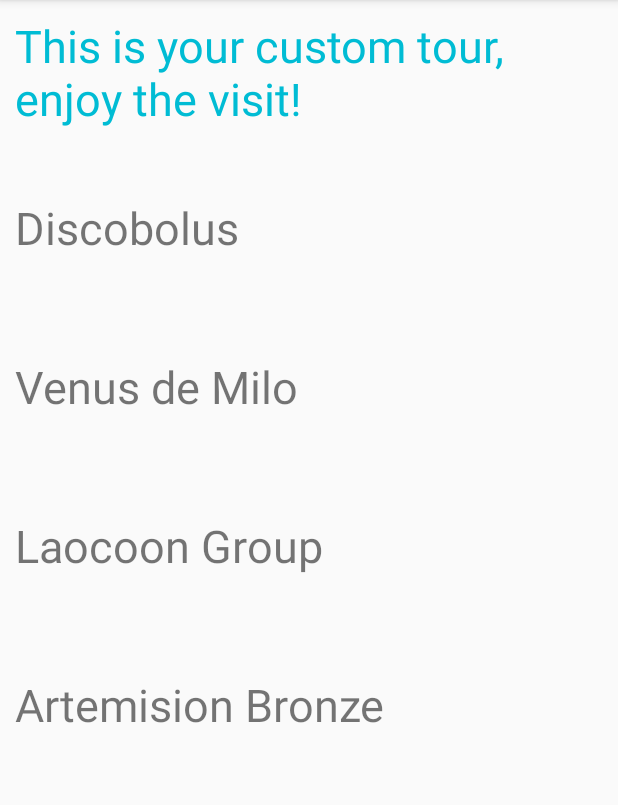
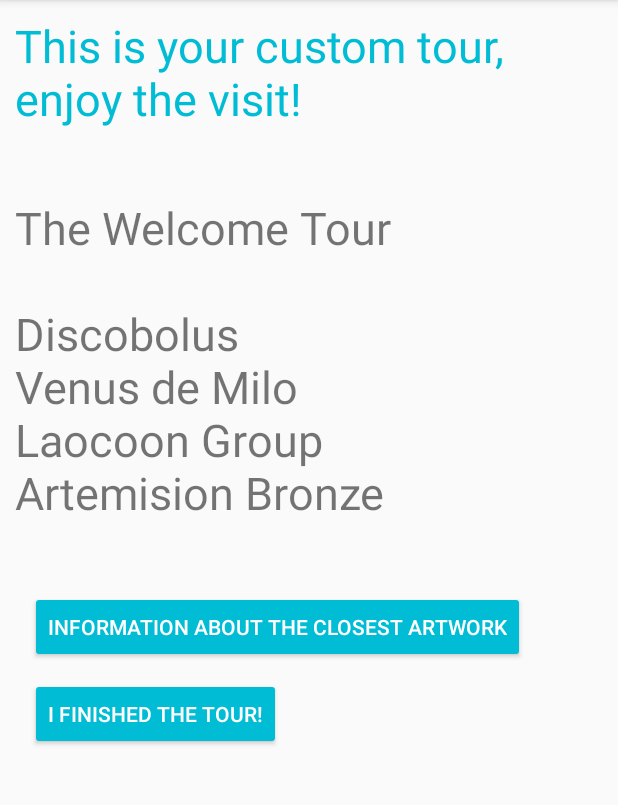
Before and after one commit to stefanofoti/musa, an Android app: the ActivityTour screen opened directly, with no data from a screen before it, on a phone screen of 412 x 824 dp, the part 84-889 px from its top. Run offline under Robolectric (Android 15) with nearby library versions, the phone set to English and light mode, and no system bars; libraries missing offline, so code that uses them is left out: org.altbeacon.beacon; 9 statements that could not run were skipped.

Commit message:
Activities to get closest artwork information and fill feedback survey added

```diff
--- a/musa-client-native/MusaClient/app/src/main/AndroidManifest.xml
+++ b/musa-client-native/MusaClient/app/src/main/AndroidManifest.xml
@@ -11,7 +11,9 @@
         android:icon="@mipmap/ic_launcher"
         android:label="@string/app_name"
         android:theme="@style/AppTheme">
-        <activity android:name=".activity.ActivityTour"></activity>
+        <activity android:name=".activity.ActivityFeedbackSurvey"></activity>
+        <activity android:name=".activity.ActivityFinalThanks" />
+        <activity android:name=".activity.ActivityTour" />
         <activity
             android:name=".activity.ActivityWelcome"
             android:label="@string/app_name">
--- a/musa-client-native/MusaClient/app/src/main/java/it/musa/client/Applicazione.java
+++ b/musa-client-native/MusaClient/app/src/main/java/it/musa/client/Applicazione.java
@@ -6,6 +6,7 @@ import android.os.Bundle;
 import android.util.Log;
 
 import it.musa.client.controllo.ControlloSurvey;
+import it.musa.client.controllo.ControlloTour;
 import it.musa.client.controllo.ControlloWelcome;
 import it.musa.client.modello.Modello;
 import it.musa.client.modello.ModelloPersistente;
@@ -36,6 +37,7 @@ public class Applicazione extends Application {
     private ModelloPersistente modelloPersistente = new ModelloPersistente();
     private ControlloWelcome controlloWelcome = new ControlloWelcome();
     private ControlloSurvey controlloLogin = new ControlloSurvey();
+    private ControlloTour controlloTour = new ControlloTour();
 
     private DAOGenericoJson daoGenericoJson = new DAOGenericoJson();
 
@@ -59,6 +61,8 @@ public class Applicazione extends Application {
     public ControlloWelcome getControlloWelcome() {
         return controlloWelcome;
     }
+
+    public ControlloTour getControlloTour() { return controlloTour; }
 
     public DAOGenericoJson getDaoGenericoJson() {
         return daoGenericoJson;
--- a/musa-client-native/MusaClient/app/src/main/java/it/musa/client/activity/ActivityTour.java
+++ b/musa-client-native/MusaClient/app/src/main/java/it/musa/client/activity/ActivityTour.java
@@ -4,6 +4,7 @@ import android.annotation.TargetApi;
 import android.app.ProgressDialog;
 import android.bluetooth.le.AdvertiseCallback;
 import android.bluetooth.le.AdvertiseSettings;
+import android.content.Intent;
 import android.os.AsyncTask;
 import android.os.Build;
 import android.support.v7.app.AppCompatActivity;
@@ -39,7 +40,10 @@ public class ActivityTour extends AppCompatActivity {
     private TextView txtJson;
     private ProgressDialog pd;
 
-    public static final String TAG = ActivityCollecting.class.getSimpleName();
+    // Beacons
+    BeaconTransmitter beaconTransmitter;
+
+    public static final String TAG = ActivityTour.class.getSimpleName();
 
     @TargetApi(Build.VERSION_CODES.LOLLIPOP)
     @Override
@@ -68,7 +72,7 @@ public class ActivityTour extends AppCompatActivity {
                 .setBeaconLayout("m:2-3=beac,i:4-19,i:20-21,i:22-23,p:24-24,d:25-25");
 
         // Transmit beacons
-        BeaconTransmitter beaconTransmitter = new BeaconTransmitter(getApplicationContext(), beaconParser);
+        beaconTransmitter = new BeaconTransmitter(getApplicationContext(), beaconParser);
         beaconTransmitter.startAdvertising(beacon, new AdvertiseCallback() {
             @Override
             public void onStartSuccess(AdvertiseSettings settingsInEffect) {
@@ -81,6 +85,15 @@ public class ActivityTour extends AppCompatActivity {
             }
         });
 
+    }
+
+    public BeaconTransmitter getBeaconTransmitter() {
+        return beaconTransmitter;
+    }
+
+    public void mostraActivityFeedbackSurvey() {
+        Intent intent = new Intent(this, ActivityFeedbackSurvey.class);
+        startActivity(intent);
     }
 
     private class getTour extends AsyncTask<String, String, String> {
@@ -107,7 +120,7 @@ public class ActivityTour extends AppCompatActivity {
                 String tourID = (String) Applicazione.getInstance().getModello().getBean("tourID");
 
                 // Set up connection
-                URL url = new URL("http://ip.jsontest.com/");
+                URL url = new URL("http://ip.jsontest.com/"+tourID);
                 conn = (HttpURLConnection) url.openConnection();
                 conn.connect();
 
@@ -143,10 +156,14 @@ public class ActivityTour extends AppCompatActivity {
 
                 // Retrieve JSONObject from GET, extract artoworks and display them (result)
                 JSONObject jsonObject = new JSONObject("{\"ID\":\"IDa\",\"Name\":\"The Welcome Tour\",\"TourArtworks\":\"Discobolus$Venus de Milo$Laocoon Group$Artemision Bronze\"}");
+
+                String nameTour = jsonObject.getString("Name");
+                txtJson.append("\n" + nameTour + "\n\n")
+                ;
                 String artworks = jsonObject.getString("TourArtworks");
                 String[] artworksArray = artworks.split("\\$");
                 for (int i = 0; i < artworksArray.length; i++) {
-                    txtJson.append("\n"+artworksArray[i] + "\n\n");
+                    txtJson.append(artworksArray[i] + "\n");
                 }
             } catch (JSONException e) {
                 e.printStackTrace();
--- a/musa-client-native/MusaClient/app/src/main/java/it/musa/client/vista/VistaTour.java
+++ b/musa-client-native/MusaClient/app/src/main/java/it/musa/client/vista/VistaTour.java
@@ -5,13 +5,17 @@ import android.os.Bundle;
 import android.view.LayoutInflater;
 import android.view.View;
 import android.view.ViewGroup;
+import android.widget.Button;
 import android.widget.TextView;
 
+import it.musa.client.Applicazione;
 import it.musa.client.R;
 
 public class VistaTour extends Fragment {
 
     private TextView txtJSON;
+    private Button endTourButton;
+    private Button closestArtworkInfoButton;
 
     // TODO: add button to get info on nearest artowork and button to end tour
 
@@ -19,13 +23,16 @@ public class VistaTour extends Fragment {
         View vista = inflater.inflate(R.layout.vista_tour, container, false);
 
         this.txtJSON = (TextView) vista.findViewById(R.id.textViewTour);
+        this.endTourButton = (Button) vista.findViewById(R.id.tourEndButton);
+        this.closestArtworkInfoButton = (Button) vista.findViewById(R.id.closestArtworkButton);
 
         inizializzaAzioni();
         return vista;
     }
 
     private void inizializzaAzioni(){
-        //this.submitButton.setOnClickListener(Applicazione.getInstance().getControlloLogin().getAzioneSubmit());
+        this.endTourButton.setOnClickListener(Applicazione.getInstance().getControlloTour().getAzioneEndTourTour());
+        this.closestArtworkInfoButton.setOnClickListener(Applicazione.getInstance().getControlloTour().getAzioneClosestArtwork());
     }
 
     public TextView getTxtJSON() {
--- a/musa-client-native/MusaClient/app/src/main/res/layout/vista_tour.xml
+++ b/musa-client-native/MusaClient/app/src/main/res/layout/vista_tour.xml
@@ -29,6 +29,24 @@
             android:layout_marginRight="10dp"
             android:textSize="30sp" />
 
+        <Button
+            android:id="@+id/closestArtworkButton"
+            android:layout_width="wrap_content"
+            android:layout_height="wrap_content"
+            android:layout_marginLeft="20sp"
+            android:layout_marginTop="10sp"
+            android:text="@string/closest_artwork_button"
+            android:onClick="onclosestArtworkButtonClicked" />
+
+        <Button
+            android:id="@+id/tourEndButton"
+            android:layout_width="wrap_content"
+            android:layout_height="wrap_content"
+            android:layout_marginLeft="20sp"
+            android:layout_marginTop="10sp"
+            android:text="@string/tour_end_button"
+            android:onClick="onTourEndClicked" />
+
     </LinearLayout>
 
 </ScrollView>
--- a/musa-client-native/MusaClient/app/src/main/res/values/strings.xml
+++ b/musa-client-native/MusaClient/app/src/main/res/values/strings.xml
@@ -24,4 +24,6 @@
     <string name="survey_submit_button_text">LET\'S GO!</string>
     <string name="collecting_text">Thank you for your collaboration!\n\nData collection is very important to improve our services.\n\nEnjoy the visit at the museum!</string>
     <string name="tour_intro">This is your custom tour, enjoy the visit!</string>
+    <string name="closest_artwork_button">Information about the closest artwork</string>
+    <string name="tour_end_button">I finished the tour!</string>
 </resources>
```
Also changed, not shown: musa-client-native/MusaClient/app/src/main/java/it/musa/client/activity/ActivityFeedbackSurvey.java (added, +15 -0 lines), musa-client-native/MusaClient/app/src/main/java/it/musa/client/activity/ActivityFinalThanks.java (added, +15 -0 lines), musa-client-native/MusaClient/app/src/main/java/it/musa/client/controllo/ControlloTour.java (+41 -4 lines), musa-client-native/MusaClient/app/src/main/java/it/musa/client/vista/VistaFeedbackSurvey.java (added, +28 -0 lines), musa-client-native/MusaClient/app/src/main/res/layout/activity_feedback_survey.xml (added, +12 -0 lines), musa-client-native/MusaClient/app/src/main/res/layout/activity_final_thanks.xml (added, +9 -0 lines), musa-client-native/MusaClient/app/src/main/res/layout/vista_feedback_survey.xml (added, +24 -0 lines).
